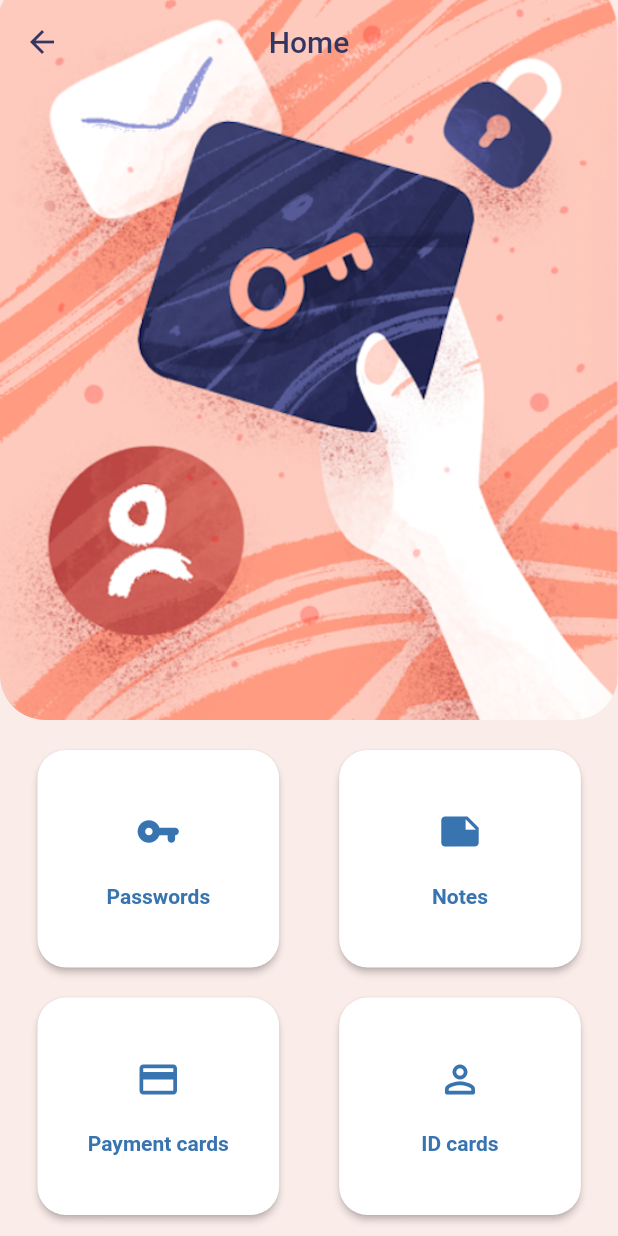
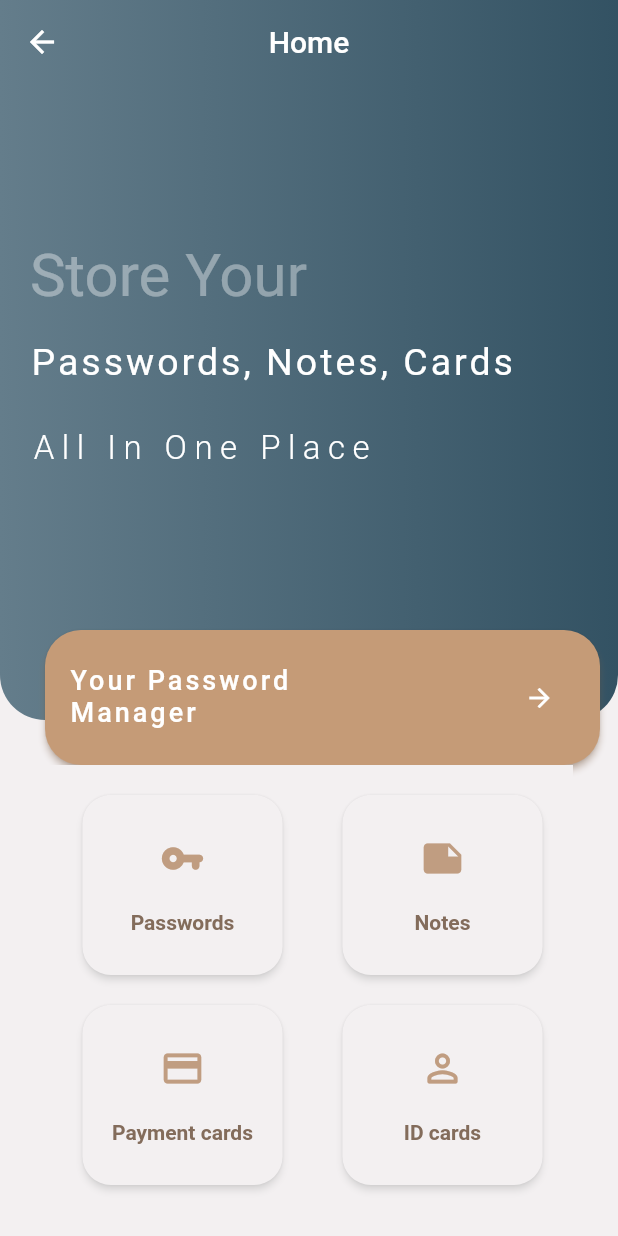
Before and after one commit to aseelnrajab/my-manager, a Flutter app: the screen it shows after launch, on a phone screen of 412 x 824 dp. Run offline on Flutter 3.47's test engine with Material 2 defaults, Android fonts, the phone set to English and light mode, and no system bars; our stand-ins replace sqflite; accounts and stored records are empty; Roboto replaces fonts that are missing (Tajawal).

Commit message:
The Complete Password Manager App

```diff
--- a/lib/Widget/custom_appBar.dart
+++ b/lib/Widget/custom_appBar.dart
@@ -16,7 +16,7 @@ class CustomAppBar extends StatelessWidget implements PreferredSizeWidget {
           },
           child: const Icon(Icons.arrow_back, color: Color(0xff525555))),
       title: Text(text, style: const TextStyle(color: Color(0xff525555))),
-      backgroundColor: const Color(0xfffaece9),
+      backgroundColor: const Color(0xfff3f0f1),
       elevation: 0,
     );
   }
--- a/lib/Widget/id_cards_widget.dart
+++ b/lib/Widget/id_cards_widget.dart
@@ -12,7 +12,7 @@ class IdCardWidget extends StatelessWidget {
   @override
   Widget build(BuildContext context) {
     return Container(
-      padding: const EdgeInsets.all(10),
+      padding: const EdgeInsets.all(20),
       margin: const EdgeInsets.only(bottom: 20),
       decoration: BoxDecoration(
         border: Border.all(color: const Color(0xff2F3260)),
@@ -21,7 +21,7 @@ class IdCardWidget extends StatelessWidget {
       child: Row(children: [
         const Icon(Icons.perm_identity, color: Color(0xff3874b0)),
         const SizedBox(
-          width: 80,
+          width:100,
         ),
         Column(children: [
           Text(
--- a/lib/Widget/notes_widget.dart
+++ b/lib/Widget/notes_widget.dart
@@ -11,7 +11,7 @@ class NotesWidget extends StatelessWidget {
   @override
   Widget build(BuildContext context) {
     return Container(
-      padding: const EdgeInsets.all(10),
+      padding: const EdgeInsets.all(20),
       margin: const EdgeInsets.only(bottom: 20),
       decoration: BoxDecoration(
         border: Border.all(color: const Color(0xff2F3260)),
@@ -45,7 +45,7 @@ class NotesWidget extends StatelessWidget {
           Text(noteModel.dateOfAdd.toString()),
         ]),
         const SizedBox(
-          width: 170,
+          width: 150,
         ),
         Column(
           children: [
--- a/lib/Widget/password_widget.dart
+++ b/lib/Widget/password_widget.dart
@@ -12,7 +12,7 @@ class PasswordWidget extends StatelessWidget {
   @override
   Widget build(BuildContext context) {
     return Container(
-      padding:const  EdgeInsets.all(10),
+      padding:const  EdgeInsets.all(20),
       margin: const EdgeInsets.only(bottom: 20),
       decoration: BoxDecoration(
         border: Border.all(color: const Color(0xff2F3260)),
@@ -21,7 +21,7 @@ class PasswordWidget extends StatelessWidget {
       child: Row(children: [
         const Icon(Icons.key, color: Color(0xff3874b0)),
         const SizedBox(
-          width: 80,
+          width: 110,
         ),
         Column(children: [
           Text(
--- a/lib/screens/Home.dart
+++ b/lib/screens/Home.dart
@@ -30,44 +30,125 @@ class MainHome extends StatelessWidget {
         appBar: AppBar(
           title: const Text(
             'Home',
-            style: TextStyle(color: Color(0xff323662)),
           ),
           elevation: 0,
           centerTitle: true,
           backgroundColor: Colors.transparent,
           leading: InkWell(
-            onTap: (){
+            onTap: () {
               Navigator.of(context).pushReplacementNamed('login');
             },
             child: const Icon(
               Icons.arrow_back,
-              color: Color(0xff323662),
             ),
           ),
         ),
         body: Container(
-            color: const Color(0xfffaece9),
+            color: const Color(0xfff3f0f1),
             height: double.infinity,
             child: SingleChildScrollView(
                 child: Column(children: [
+              Stack(children: [
                 Container(
                   height: 480,
                   width: double.infinity,
                   decoration: const BoxDecoration(
-
+                    gradient: LinearGradient(
+                        colors: [Color(0xff647d8b), Color(0xff335263)]),
                     borderRadius: BorderRadius.only(
                         bottomLeft: Radius.circular(30),
-                      bottomRight: Radius.circular(30)
+                        bottomRight: Radius.circular(30)),
                   ),
-                  image: DecorationImage(
-                      image: AssetImage('images/background.png'),
-                      fit: BoxFit.fitWidth),
+                  child: Padding(
+                    padding: const EdgeInsets.only(top: 160.0, left: 20),
+                    child: Column(
+                        crossAxisAlignment: CrossAxisAlignment.start,
+                        children: const [
+                          Text(
+                            'Store Your',
+                            style:
+                                TextStyle(color: Colors.white38, fontSize: 40),
+                          ),
+                          SizedBox(
+                            height: 20,
+                          ),
+                          Text(
+                            'Passwords, Notes, Cards',
+                            style: TextStyle(
+                                color: Colors.white,
+                                fontWeight: FontWeight.w400,
+                                letterSpacing: 2,
+                                fontSize: 25),
+                          ),
+                          SizedBox(
+                            height: 30,
+                          ),
+                          Text(
+                            'All In One Place',
+                            style: TextStyle(
+                                color: Colors.white,
+                                letterSpacing: 5,
+                                fontWeight: FontWeight.w300,
+                                fontSize: 22),
+                          ),
+                          SizedBox(
+                            height: 100,
+                          ),
+                        ]),
                   ),
                 ),
-              Container(
-                color: const Color(0xfffaece9),
+                Padding(
+                  padding: const EdgeInsets.only(top: 420.0, left: 30),
+                  child: Container(
+                    height: 90,
+                    width: 370,
+                    child: ElevatedButton(
+                      style: ElevatedButton.styleFrom(
+                        shadowColor: const Color(0xffc59b77),
+                        primary: const Color(0xffc59b77),
+                        shape: RoundedRectangleBorder(
+                            borderRadius: BorderRadius.circular(24.0)),
+                      ),
+                      onPressed: () {},
+                      child: Row(
+                        children: [
+                          Padding(
+                            padding: const EdgeInsets.only(top: 23.0),
+                            child: Column(
+                              crossAxisAlignment: CrossAxisAlignment.start,
+                              children: const [
+                                Text(
+                                  'Your Password ',
+                                  style:
+                                      TextStyle(letterSpacing: 2, fontSize: 18),
+                                ),
+                                Text(
+                                  'Manager',
+                                  style:
+                                      TextStyle(letterSpacing: 2, fontSize: 18),
+                                ),
+                              ],
+                            ),
+                          ),
+                          const SizedBox(
+                            width: 150,
+                          ),
+                          const Icon(
+                            Icons.arrow_forward,
+                            size: 20,
+                          )
+                        ],
+                      ),
+                    ),
+                  ),
+                ),
+              ]),
+              Padding(
+                padding: const EdgeInsets.symmetric(horizontal: 30.0),
+                child: Container(
+                  color: const Color(0xfff3f0f1),
                   width: double.infinity,
-                height: 350,
+                  height: 300,
                   child: GridView.builder(
                       scrollDirection: Axis.horizontal,
                       physics: const NeverScrollableScrollPhysics(),
@@ -84,7 +165,8 @@ class MainHome extends StatelessWidget {
                       itemBuilder: (context, index) {
                         return ElevatedButton(
                           style: ElevatedButton.styleFrom(
-                          primary: Colors.white,
+                            shadowColor: Colors.white,
+                            primary: const Color(0xfff3f0f1),
                             shape: RoundedRectangleBorder(
                                 borderRadius: BorderRadius.circular(19.0)),
                           ),
@@ -95,7 +177,7 @@ class MainHome extends StatelessWidget {
                             mainAxisAlignment: MainAxisAlignment.center,
                             children: [
                               Icon(bnIcons[index].icon,
-                                size: 30, color: const Color(0xff3874b0)),
+                                  size: 30, color: const Color(0xffc09d81)),
                               const SizedBox(
                                 height: 20,
                               ),
@@ -105,7 +187,7 @@ class MainHome extends StatelessWidget {
                                 style: const TextStyle(
                                   fontFamily: 'Tajawal',
                                   fontWeight: FontWeight.w700,
-                                color: backGroundcolor,
+                                  color: Color(0xff836c5b),
                                 ),
                                 //label text
                               ),
@@ -113,6 +195,7 @@ class MainHome extends StatelessWidget {
                           ),
                         );
                       }),
+                ),
               )
             ]))));
   }
--- a/lib/screens/ui_screens/Home/id_home.dart
+++ b/lib/screens/ui_screens/Home/id_home.dart
@@ -20,7 +20,7 @@ class IdCardHome extends StatelessWidget {
           child: const Icon(Icons.add),
         ),
         body: Container(
-          color: Color(0xfffaece9),
+          color: Color(0xfff3f0f1),
           padding: EdgeInsets.all(15.0),
           child: const IDCards(),
         ));
--- a/lib/screens/ui_screens/Home/notes_home.dart
+++ b/lib/screens/ui_screens/Home/notes_home.dart
@@ -22,7 +22,7 @@ class NotesHome extends StatelessWidget {
           child: const Icon(Icons.add),
         ),
         body: Container(
-          color: Color(0xfffaece9),
+          color:Color(0xfff3f0f1),
           padding: EdgeInsets.all(15.0),
           child: YourNotes(),
         ));
--- a/lib/screens/ui_screens/Home/password_home.dart
+++ b/lib/screens/ui_screens/Home/password_home.dart
@@ -22,7 +22,7 @@ class PasswordHome extends StatelessWidget {
         child: const Icon(Icons.add),
       ),
       body:  Container(
-        color: Color(0xfffaece9),
+        color: Color(0xfff3f0f1),
         padding: EdgeInsets.all(15.0),
         child: AccountPassword(),
       ),
--- a/lib/screens/ui_screens/Home/payment_home.dart
+++ b/lib/screens/ui_screens/Home/payment_home.dart
@@ -22,8 +22,8 @@ class PaymentHome extends StatelessWidget {
           child: const Icon(Icons.add),
         ),
         body: Container(
-          color: Color(0xfffaece9),
-          padding: EdgeInsets.all(15.0),
+          color:const Color(0xfff3f0f1),
+          padding:const EdgeInsets.all(15.0),
           child: const PaymentCard(),
         ));
   }
```
Also changed, not shown: lib/screens/newData/new_id_card.dart (+17 -13 lines), lib/screens/newData/new_note.dart (+13 -10 lines), lib/screens/newData/new_password.dart (+7 -4 lines), lib/screens/newData/new_payment_card.dart (+16 -11 lines). Lines whose indentation alone changed are shown as unchanged.
